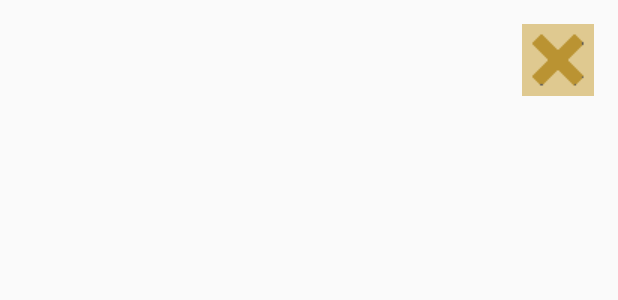
After one commit to vasia17/FinalTask, an Android app: the layout delete_item.xml on its own in the app's theme, with its tools: preview values and no code run, on a phone screen of 412 x 824 dp. The commit adds this screen. Shown: the top 300 px of the screen. Run offline under Robolectric (Android 15) with nearby library versions, the phone set to English and light mode, and no system bars.

Commit message:
just add

```diff
--- /dev/null
+++ b/app/src/main/res/layout/delete_item.xml
@@ -0,0 +1,34 @@
+<?xml version="1.0" encoding="utf-8"?>
+<RelativeLayout xmlns:android="http://schemas.android.com/apk/res/android"
+    android:layout_width="match_parent"
+    android:layout_height="match_parent"
+    android:orientation="horizontal"
+    android:paddingBottom="@dimen/activity_vertical_margin"
+    android:paddingLeft="@dimen/activity_horizontal_margin"
+    android:paddingRight="@dimen/activity_horizontal_margin"
+    android:paddingTop="@dimen/activity_vertical_margin"
+    android:weightSum="1">
+
+    <TextView
+        android:id="@+id/text13"
+        android:layout_width="wrap_content"
+        android:layout_height="wrap_content"
+        android:textAppearance="?android:attr/textAppearanceListItemSmall"
+        android:gravity="center_vertical"
+        android:textColor="#ffffff"
+        android:minHeight="?android:attr/listPreferredItemHeightSmall"
+        android:layout_toStartOf="@+id/button"
+        android:layout_alignParentStart="true"
+        android:layout_toLeftOf="@+id/button" />
+
+    <Button
+        android:layout_width="48dp"
+        android:layout_height="48dp"
+        android:id="@+id/button"
+        android:background="@drawable/delete_favourite"
+        android:layout_alignTop="@+id/text13"
+        android:layout_alignParentRight="true"
+        android:layout_alignParentEnd="true" />
+
+
+</RelativeLayout>
```
Also changed, not shown: app/src/main/java/com/project/vasia/quotations/MainActivity.java (+17 -4 lines), app/src/main/res/layout/favourite_item.xml (added, +33 -0 lines), app/src/main/res/drawable/delete_favourite.png (added), app/src/main/res/drawable/star_checked.png, app/src/main/res/drawable/star_unchecked.png.
